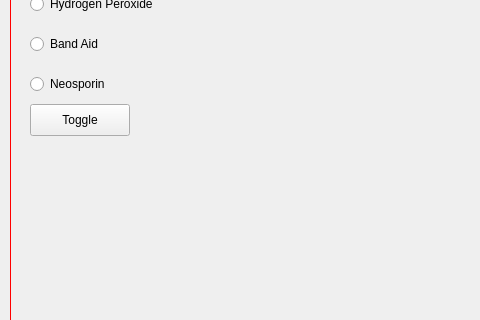
Before: the Qt Designer form mainwindow.ui in University-of-Utah-CS3505/a8-edu-app-alex-baret, drawn with Qt 5; both pictures show x 0 to 480 and y 136 to 456 of the 1309 by 840 pixel window.
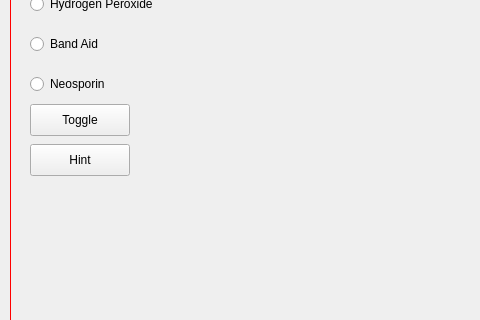
After: the same form once the commit is applied.

Commit message: added a 'hint' button which has a few invalid treatments fall off the shelf

The edit to the form file:
```diff
--- a/mainwindow.ui
+++ b/mainwindow.ui
@@ -111,6 +111,19 @@
      <bool>false</bool>
     </property>
    </widget>
+   <widget class="QPushButton" name="hintButton">
+    <property name="geometry">
+     <rect>
+      <x>30</x>
+      <y>280</y>
+      <width>100</width>
+      <height>32</height>
+     </rect>
+    </property>
+    <property name="text">
+     <string>Hint</string>
+    </property>
+   </widget>
   </widget>
   <widget class="QMenuBar" name="menubar">
    <property name="geometry">
```
The commit also changes 6 other files.
